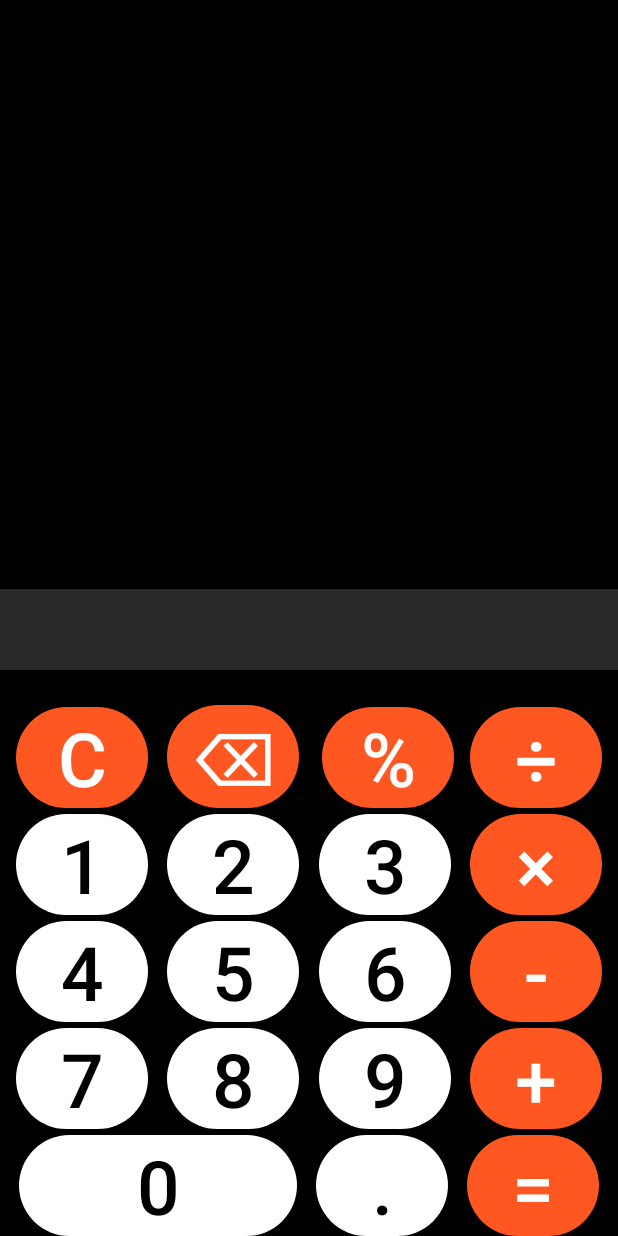
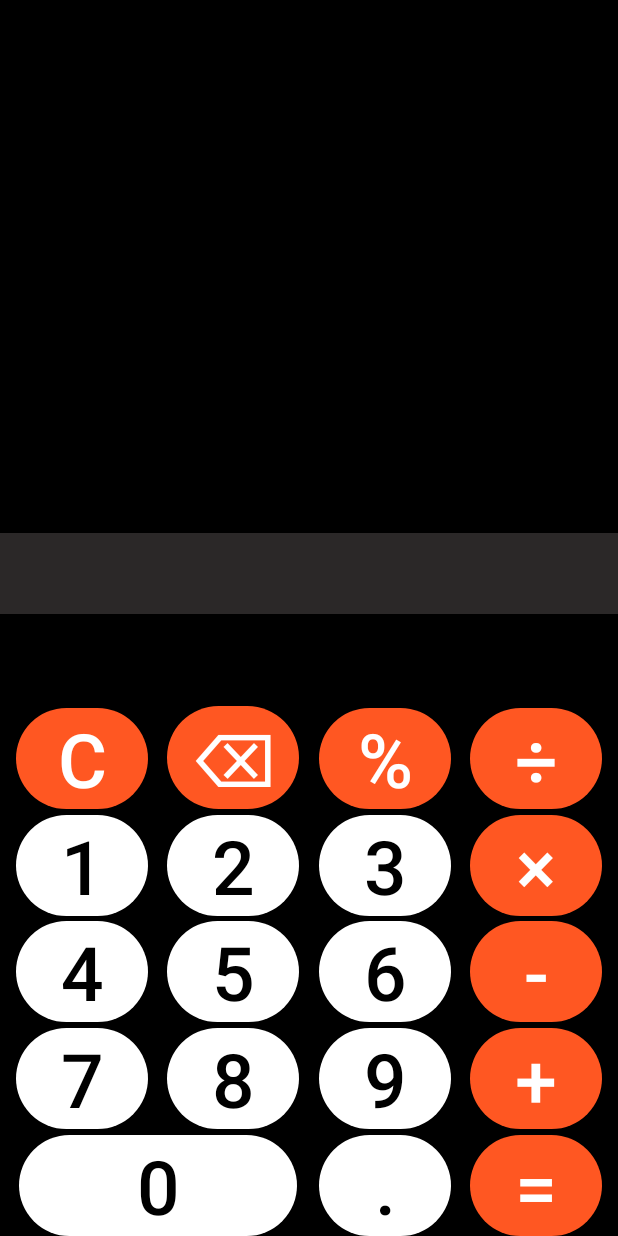
Before and after one commit to paragkatoch/Calculator, an Android app: the layout activity_main.xml on its own in the app's theme, with its tools: preview values and no code run, on a phone screen of 412 x 824 dp. Run offline under Robolectric (Android 15) with nearby library versions, the phone set to English and light mode, and no system bars.

Commit message:
Version 3.1(bug fixes)

```diff
--- a/app/src/main/java/com/example/calculator/MainActivity.kt
+++ b/app/src/main/java/com/example/calculator/MainActivity.kt
@@ -131,7 +131,7 @@ class MainActivity : AppCompatActivity() {
     }
 
     // Method to calculate result and update the screen
-    private fun calculate() {
+    private fun calculate(dec: String = "%.4f") {
         if (backText.last() !in '0'..'9')
             backText = backText.dropLast(1)
         var n = 0
@@ -167,13 +167,15 @@ class MainActivity : AppCompatActivity() {
         cal(0, backText.length)
 
         if (backText.contains('E') || backText.contentEquals("Infinity")) {
-            update(backText.replace('E','e'))
+            update(backText)
             stop = true
         }
         else if (backText.toFloat() - backText.toFloat().toInt() == 0F)
+           // update()
             update(backText.toFloat().toInt().toString())
         else
-            update(backText)
+            update(String.format(dec, backText.toFloat()))
+
     }
 
     private fun cal(first: Int, last: Int) {
--- a/app/src/main/res/layout/activity_main.xml
+++ b/app/src/main/res/layout/activity_main.xml
@@ -16,8 +16,8 @@
             android:layout_width="185dp"
             android:text="@string/_0"
             app:layout_constraintBottom_toBottomOf="parent"
-            app:layout_constraintEnd_toStartOf="@+id/dot"
-            app:layout_constraintStart_toStartOf="parent"
+            app:layout_constraintEnd_toEndOf="@+id/eight"
+            app:layout_constraintStart_toStartOf="@+id/seven"
             app:layout_constraintTop_toTopOf="parent"
             app:layout_constraintVertical_bias="1.0" />
 
@@ -26,8 +26,8 @@
             style="@style/key_style"
             android:text="@string/dot"
             app:layout_constraintBottom_toBottomOf="parent"
-            app:layout_constraintEnd_toStartOf="@+id/equals"
-            app:layout_constraintStart_toEndOf="@+id/zero"
+            app:layout_constraintEnd_toEndOf="@+id/nine"
+            app:layout_constraintStart_toStartOf="@+id/nine"
             app:layout_constraintTop_toTopOf="parent"
             app:layout_constraintVertical_bias="1.0" />
 
@@ -36,8 +36,8 @@
             style="@style/button_style"
             android:text="@string/equals"
             app:layout_constraintBottom_toBottomOf="parent"
-            app:layout_constraintEnd_toEndOf="parent"
-            app:layout_constraintStart_toEndOf="@+id/dot"
+            app:layout_constraintEnd_toEndOf="@+id/plus"
+            app:layout_constraintStart_toStartOf="@+id/plus"
             app:layout_constraintTop_toTopOf="parent"
             app:layout_constraintVertical_bias="1.0" />
 
@@ -48,7 +48,8 @@
             android:text="@string/plus"
             app:layout_constraintBottom_toTopOf="@+id/equals"
             app:layout_constraintEnd_toEndOf="parent"
-            app:layout_constraintStart_toEndOf="@+id/nine"
+            app:layout_constraintHorizontal_bias="0.0"
+            app:layout_constraintStart_toStartOf="@+id/minus"
             app:layout_constraintTop_toTopOf="parent"
             app:layout_constraintVertical_bias="1.0" />
 
@@ -59,24 +60,30 @@
             android:text="@string/minus"
             app:layout_constraintBottom_toTopOf="@+id/plus"
             app:layout_constraintEnd_toEndOf="parent"
-            app:layout_constraintStart_toEndOf="@+id/six"
+            app:layout_constraintHorizontal_bias="0.0"
+            app:layout_constraintStart_toStartOf="@+id/multiply"
             app:layout_constraintTop_toTopOf="parent"
             app:layout_constraintVertical_bias="1.0" />
 
         <Button
             android:id="@+id/multiply"
             style="@style/button_style"
-            android:layout_marginBottom="4dp"
+            android:layout_marginBottom="3dp"
             android:text="@string/multiply"
             app:layout_constraintBottom_toTopOf="@+id/minus"
             app:layout_constraintEnd_toEndOf="parent"
-            app:layout_constraintStart_toEndOf="@+id/three"
+            app:layout_constraintHorizontal_bias="0.0"
+            app:layout_constraintStart_toStartOf="@+id/divide"
             app:layout_constraintTop_toTopOf="parent"
-            app:layout_constraintVertical_bias="1" />
+            app:layout_constraintVertical_bias="1.0" />
 
         <Button
             android:id="@+id/divide"
             style="@style/button_style"
+            android:layout_marginStart="2dp"
+            android:layout_marginLeft="2dp"
+            android:layout_marginEnd="2dp"
+            android:layout_marginRight="2dp"
             android:layout_marginBottom="4dp"
             android:text="@string/divide"
             app:layout_constraintBottom_toTopOf="@+id/multiply"
@@ -88,28 +95,21 @@
         <Button
             android:id="@+id/nine"
             style="@style/key_style"
-            android:layout_marginStart="3dp"
-            android:layout_marginLeft="3dp"
-            android:layout_marginEnd="2dp"
-            android:layout_marginRight="2dp"
             android:layout_marginBottom="4dp"
             android:text="@string/_9"
             app:layout_constraintBottom_toTopOf="@+id/dot"
-            app:layout_constraintEnd_toStartOf="@+id/plus"
-            app:layout_constraintStart_toEndOf="@+id/eight"
+            app:layout_constraintEnd_toEndOf="@+id/six"
+            app:layout_constraintStart_toStartOf="@+id/six"
             app:layout_constraintTop_toTopOf="parent"
             app:layout_constraintVertical_bias="1.0" />
 
         <Button
             android:id="@+id/eight"
             style="@style/key_style"
-            android:layout_marginStart="2dp"
-            android:layout_marginLeft="2dp"
             android:layout_marginBottom="4dp"
             android:text="@string/_8"
             app:layout_constraintBottom_toTopOf="@+id/zero"
-            app:layout_constraintEnd_toStartOf="@+id/nine"
-            app:layout_constraintStart_toEndOf="@+id/seven"
+            app:layout_constraintStart_toStartOf="@+id/five"
             app:layout_constraintTop_toTopOf="parent"
             app:layout_constraintVertical_bias="1.0" />
 
@@ -119,36 +119,30 @@
             android:layout_marginBottom="4dp"
             android:text="@string/_7"
             app:layout_constraintBottom_toTopOf="@+id/zero"
-            app:layout_constraintEnd_toStartOf="@+id/eight"
-            app:layout_constraintStart_toStartOf="parent"
+            app:layout_constraintEnd_toEndOf="@+id/four"
+            app:layout_constraintStart_toStartOf="@+id/four"
             app:layout_constraintTop_toTopOf="parent"
             app:layout_constraintVertical_bias="1.0" />
 
         <Button
             android:id="@+id/six"
             style="@style/key_style"
-            android:layout_marginStart="3dp"
-            android:layout_marginLeft="3dp"
-            android:layout_marginEnd="2dp"
-            android:layout_marginRight="2dp"
             android:layout_marginBottom="4dp"
             android:text="@string/_6"
             app:layout_constraintBottom_toTopOf="@+id/nine"
-            app:layout_constraintEnd_toStartOf="@+id/minus"
-            app:layout_constraintStart_toEndOf="@+id/five"
+            app:layout_constraintEnd_toEndOf="@+id/three"
+            app:layout_constraintStart_toStartOf="@+id/three"
             app:layout_constraintTop_toTopOf="parent"
             app:layout_constraintVertical_bias="1.0" />
 
         <Button
             android:id="@+id/five"
             style="@style/key_style"
-            android:layout_marginStart="2dp"
-            android:layout_marginLeft="2dp"
             android:layout_marginBottom="4dp"
             android:text="@string/_5"
             app:layout_constraintBottom_toTopOf="@+id/eight"
-            app:layout_constraintEnd_toStartOf="@+id/six"
-            app:layout_constraintStart_toEndOf="@+id/four"
+            app:layout_constraintEnd_toEndOf="@+id/two"
+            app:layout_constraintStart_toStartOf="@+id/two"
             app:layout_constraintTop_toTopOf="parent"
             app:layout_constraintVertical_bias="1.0" />
 
@@ -158,56 +152,54 @@
             android:layout_marginBottom="4dp"
             android:text="@string/_4"
             app:layout_constraintBottom_toTopOf="@+id/seven"
-            app:layout_constraintEnd_toStartOf="@+id/five"
-            app:layout_constraintStart_toStartOf="parent"
+            app:layout_constraintEnd_toEndOf="@+id/one"
+            app:layout_constraintStart_toStartOf="@+id/one"
             app:layout_constraintTop_toTopOf="parent"
             app:layout_constraintVertical_bias="1.0" />
 
         <Button
             android:id="@+id/three"
             style="@style/key_style"
-            android:layout_marginStart="3dp"
-            android:layout_marginLeft="3dp"
-            android:layout_marginEnd="2dp"
-            android:layout_marginRight="2dp"
-            android:layout_marginBottom="4dp"
+            android:layout_marginBottom="3dp"
             android:text="@string/_3"
             app:layout_constraintBottom_toTopOf="@+id/six"
-            app:layout_constraintEnd_toStartOf="@+id/multiply"
-            app:layout_constraintStart_toEndOf="@+id/two"
+            app:layout_constraintEnd_toStartOf="@+id/divide"
+            app:layout_constraintHorizontal_bias="0.0"
+            app:layout_constraintStart_toStartOf="@+id/percent"
             app:layout_constraintTop_toTopOf="parent"
             app:layout_constraintVertical_bias="1.0" />
 
         <Button
             android:id="@+id/two"
             style="@style/key_style"
-            android:layout_marginStart="2dp"
-            android:layout_marginLeft="2dp"
-            android:layout_marginBottom="4dp"
+            android:layout_marginBottom="3dp"
             android:text="@string/_2"
             app:layout_constraintBottom_toTopOf="@+id/five"
+            app:layout_constraintEnd_toEndOf="@+id/back"
             app:layout_constraintEnd_toStartOf="@+id/three"
-            app:layout_constraintStart_toEndOf="@+id/one"
+            app:layout_constraintHorizontal_bias="0.0"
+            app:layout_constraintStart_toStartOf="@+id/back"
             app:layout_constraintTop_toTopOf="parent"
             app:layout_constraintVertical_bias="1.0" />
 
         <Button
             android:id="@+id/one"
             style="@style/key_style"
-            android:layout_marginTop="440dp"
-            android:layout_marginBottom="4dp"
+            android:layout_marginBottom="3dp"
             android:text="@string/_1"
             app:layout_constraintBottom_toTopOf="@+id/four"
-            app:layout_constraintEnd_toStartOf="@+id/two"
-            app:layout_constraintStart_toStartOf="parent"
+            app:layout_constraintEnd_toEndOf="@+id/clear"
+            app:layout_constraintStart_toStartOf="@+id/clear"
             app:layout_constraintTop_toTopOf="parent"
             app:layout_constraintVertical_bias="1.0" />
 
         <Button
             android:id="@+id/percent"
             style="@style/button_style"
-            android:layout_marginStart="5dp"
-            android:layout_marginLeft="5dp"
+            android:layout_marginStart="2dp"
+            android:layout_marginLeft="2dp"
+            android:layout_marginEnd="2dp"
+            android:layout_marginRight="2dp"
             android:layout_marginBottom="4dp"
             android:text="@string/percent"
             app:layout_constraintBottom_toTopOf="@+id/three"
@@ -221,6 +213,8 @@
             style="@style/button_style"
             android:layout_marginStart="2dp"
             android:layout_marginLeft="2dp"
+            android:layout_marginEnd="2dp"
+            android:layout_marginRight="2dp"
             android:layout_marginBottom="4dp"
             android:text="@string/back"
             app:layout_constraintBottom_toTopOf="@+id/two"
@@ -232,6 +226,10 @@
         <Button
             android:id="@+id/clear"
             style="@style/button_style"
+            android:layout_marginStart="2dp"
+            android:layout_marginLeft="2dp"
+            android:layout_marginEnd="2dp"
+            android:layout_marginRight="2dp"
             android:layout_marginBottom="4dp"
             android:text="@string/clear"
             app:layout_constraintBottom_toTopOf="@+id/one"
@@ -250,11 +248,11 @@
             android:textColor="#FFFF"
             android:textSize="40sp"
             app:layout_constraintBottom_toTopOf="@+id/percent"
-            app:layout_constraintEnd_toEndOf="parent"
+            app:layout_constraintEnd_toEndOf="@+id/divide"
             app:layout_constraintHorizontal_bias="0.0"
-            app:layout_constraintStart_toStartOf="parent"
+            app:layout_constraintStart_toStartOf="@+id/clear"
             app:layout_constraintTop_toTopOf="parent"
-            app:layout_constraintVertical_bias="0.941" />
+            app:layout_constraintVertical_bias="0.85" />
 
 
     </androidx.constraintlayout.widget.ConstraintLayout>
```
